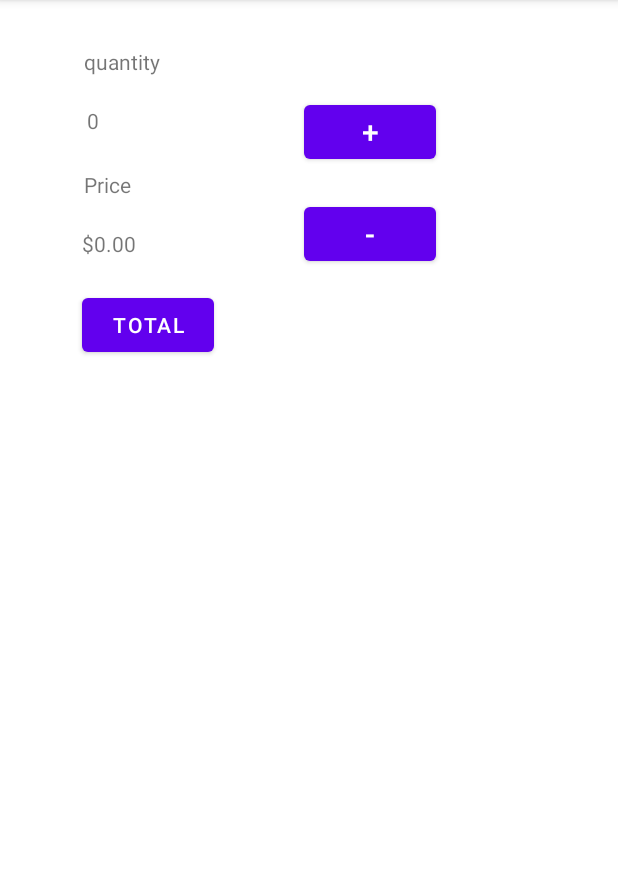
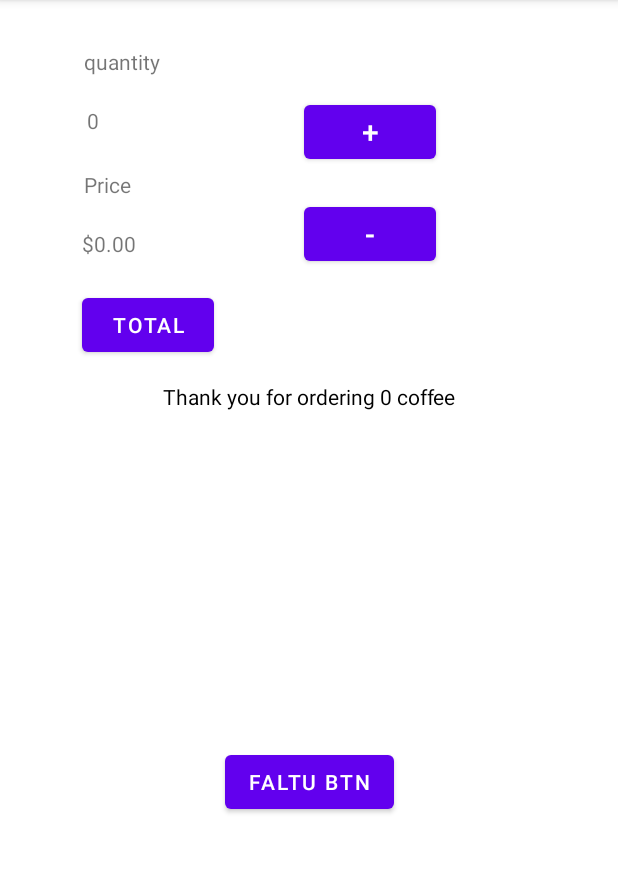
Before and after one commit to rajatyt/UdacityPractice, an Android app: the screen it shows after launch (MainActivity), after a tap on "TOTAL", on a phone screen of 412 x 824 dp, the part 84-957 px from its top. Run offline under Robolectric (Android 15) with nearby library versions, the phone set to English and light mode, and no system bars.

Commit message:
First App for practice git via udacity

```diff
--- a/app/src/main/java/com/example/udacity_practice/MainActivity.java
+++ b/app/src/main/java/com/example/udacity_practice/MainActivity.java
@@ -11,8 +11,9 @@ import android.widget.Toast;
 import java.text.NumberFormat;
 
 public class MainActivity extends AppCompatActivity {
-    Button add,sub;
+    Button add,sub,faltu;
     int noOfCoffee=0;
+
 
     @Override
     protected void onCreate(Bundle savedInstanceState) {
@@ -20,6 +21,8 @@ public class MainActivity extends AppCompatActivity {
         setContentView(R.layout.activity_main);
         add=findViewById(R.id.addBtn);
         sub=findViewById(R.id.subBtn);
+        faltu=findViewById(R.id.button4);
+
         add.setOnClickListener(new View.OnClickListener() {
             @Override
             public void onClick(View view) {
@@ -31,7 +34,7 @@ public class MainActivity extends AppCompatActivity {
             @Override
             public void onClick(View view) {
                 if(noOfCoffee<=0){
-                    Toast.makeText(MainActivity.this, "You cannot have negative quantity", Toast.LENGTH_SHORT).show();
+                    Toast.makeText(MainActivity.this, "cannot have negative quantity", Toast.LENGTH_SHORT).show();
                 }else {
                     noOfCoffee--;
                     display(noOfCoffee);
@@ -42,8 +45,14 @@ public class MainActivity extends AppCompatActivity {
 
     }
     public void submitOrder(View view){
-        display(noOfCoffee);
+        String displayMsg="Thank you for ordering "+noOfCoffee+" coffee";
         displayCurr(noOfCoffee*5);
+        dislayMessage(displayMsg);
+    }
+
+    private void dislayMessage(String msg) {
+        TextView tv=findViewById(R.id.displayTextView);
+        tv.setText(msg);
     }
 
     private void displayCurr(int i) {
--- a/app/src/main/res/layout/activity_main.xml
+++ b/app/src/main/res/layout/activity_main.xml
@@ -93,4 +93,27 @@
         app:layout_constraintTop_toBottomOf="@+id/addBtn"
         app:layout_constraintVertical_bias="0.033" />
 
+    <TextView
+        android:id="@+id/displayTextView"
+        android:layout_width="match_parent"
+        android:layout_height="wrap_content"
+        android:gravity="center"
+        android:textColor="@color/black"
+        app:layout_constraintBottom_toBottomOf="parent"
+        app:layout_constraintEnd_toEndOf="parent"
+        app:layout_constraintHorizontal_bias="0.0"
+        app:layout_constraintStart_toStartOf="parent"
+        app:layout_constraintTop_toBottomOf="@+id/button"
+        app:layout_constraintVertical_bias="0.027" />
+
+    <Button
+        android:id="@+id/button4"
+        android:layout_width="wrap_content"
+        android:layout_height="wrap_content"
+        android:text="Faltu btn"
+        app:layout_constraintBottom_toBottomOf="parent"
+        app:layout_constraintEnd_toEndOf="parent"
+        app:layout_constraintStart_toStartOf="parent"
+        app:layout_constraintTop_toBottomOf="@+id/displayTextView" />
+
 </androidx.constraintlayout.widget.ConstraintLayout>
```
